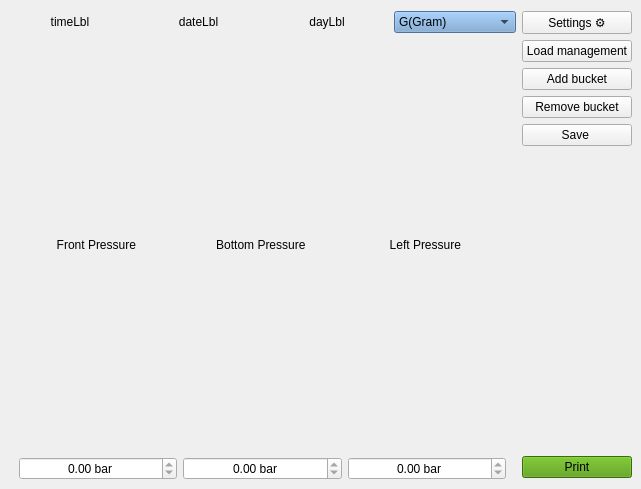
The window that BHMI.ui (SC-One/BHMI) describes before a commit, drawn with Qt 5.
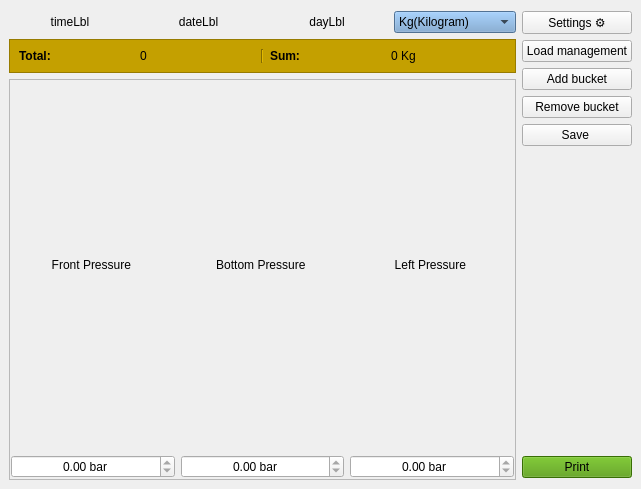
The same window after the commit.

```diff
--- a/BHMI.ui
+++ b/BHMI.ui
@@ -21,7 +21,7 @@
        <number>2</number>
       </property>
       <item>
-       <layout class="QVBoxLayout" name="bucketParentLayout" stretch="0,1">
+       <layout class="QVBoxLayout" name="bucketParentLayout" stretch="0,0,1">
         <property name="leftMargin">
          <number>0</number>
         </property>
@@ -71,6 +71,9 @@
             <property name="styleSheet">
              <string notr="true">background-color: rgb(114, 159, 207);</string>
             </property>
+            <property name="currentIndex">
+             <number>1</number>
+            </property>
             <item>
              <property name="text">
               <string>G(Gram)</string>
@@ -90,16 +93,109 @@
           </item>
          </layout>
         </item>
+        <item>
+         <layout class="QHBoxLayout" name="reportLayout">
+          <property name="topMargin">
+           <number>0</number>
+          </property>
+          <item>
+           <widget class="QFrame" name="frame">
+            <property name="styleSheet">
+             <string notr="true">background-color: rgb(196, 160, 0);</string>
+            </property>
+            <property name="frameShape">
+             <enum>QFrame::StyledPanel</enum>
+            </property>
+            <property name="frameShadow">
+             <enum>QFrame::Raised</enum>
+            </property>
+            <layout class="QHBoxLayout" name="horizontalLayout_4">
+             <item>
+              <widget class="QLabel" name="label_4">
+               <property name="font">
+                <font>
+                 <weight>75</weight>
+                 <bold>true</bold>
+                </font>
+               </property>
+               <property name="text">
+                <string>Total:</string>
+               </property>
+              </widget>
+             </item>
+             <item>
+              <widget class="QLabel" name="totalBucketsCount">
+               <property name="text">
+                <string>0</string>
+               </property>
+              </widget>
+             </item>
+             <item>
+              <widget class="Line" name="line_2">
+               <property name="orientation">
+                <enum>Qt::Vertical</enum>
+               </property>
+              </widget>
+             </item>
+             <item>
+              <widget class="QLabel" name="label_6">
+               <property name="font">
+                <font>
+                 <weight>75</weight>
+                 <bold>true</bold>
+                </font>
+               </property>
+               <property name="text">
+                <string>Sum:</string>
+               </property>
+              </widget>
+             </item>
+             <item>
+              <widget class="QLabel" name="totalBucketsCount_2">
+               <property name="text">
+                <string>0 Kg</string>
+               </property>
+              </widget>
+             </item>
+            </layout>
+           </widget>
+          </item>
+         </layout>
+        </item>
         <item>
          <layout class="QHBoxLayout" name="horizontalLayout_2">
           <property name="leftMargin">
-           <number>10</number>
+           <number>0</number>
           </property>
           <property name="topMargin">
            <number>0</number>
           </property>
           <property name="rightMargin">
-           <number>10</number>
+           <number>0</number>
+          </property>
+          <item>
+           <widget class="QFrame" name="frame_2">
+            <property name="frameShape">
+             <enum>QFrame::StyledPanel</enum>
+            </property>
+            <property name="frameShadow">
+             <enum>QFrame::Raised</enum>
+            </property>
+            <layout class="QHBoxLayout" name="horizontalLayout_5">
+             <property name="spacing">
+              <number>6</number>
+             </property>
+             <property name="leftMargin">
+              <number>1</number>
+             </property>
+             <property name="topMargin">
+              <number>1</number>
+             </property>
+             <property name="rightMargin">
+              <number>1</number>
+             </property>
+             <property name="bottomMargin">
+              <number>1</number>
           </property>
           <item>
            <layout class="QVBoxLayout" name="verticalLayout_4">
@@ -181,6 +277,9 @@
              </widget>
             </item>
            </layout>
+             </item>
+            </layout>
+           </widget>
           </item>
          </layout>
         </item>
```
Lines whose indentation alone changed are shown as unchanged.
